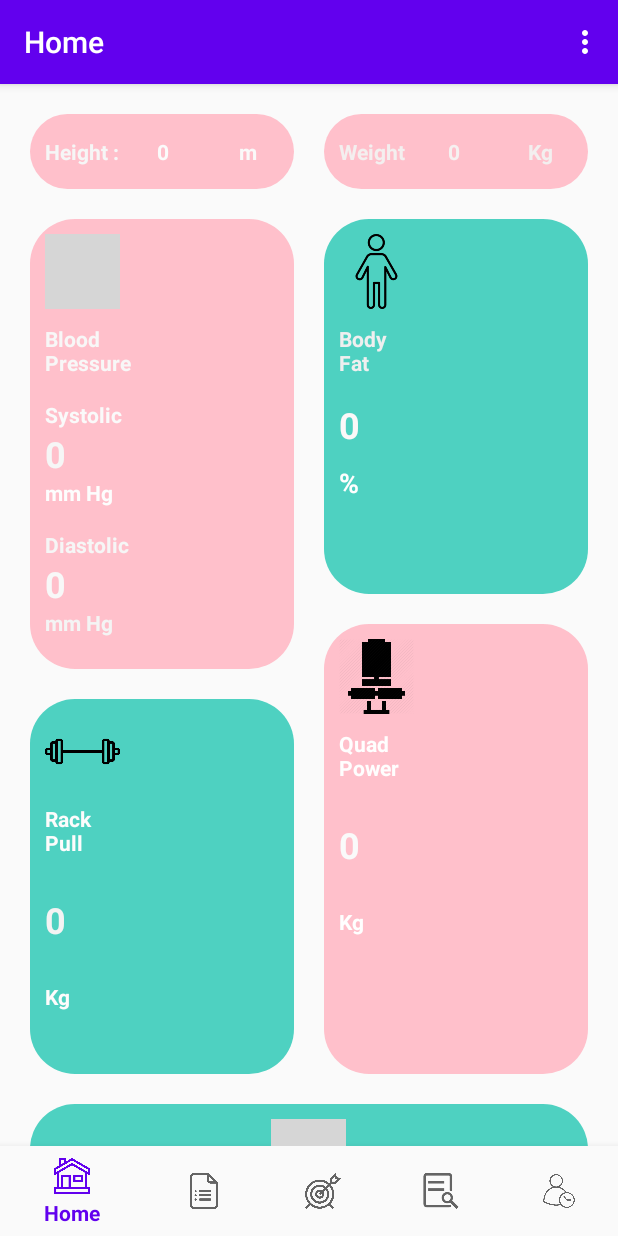
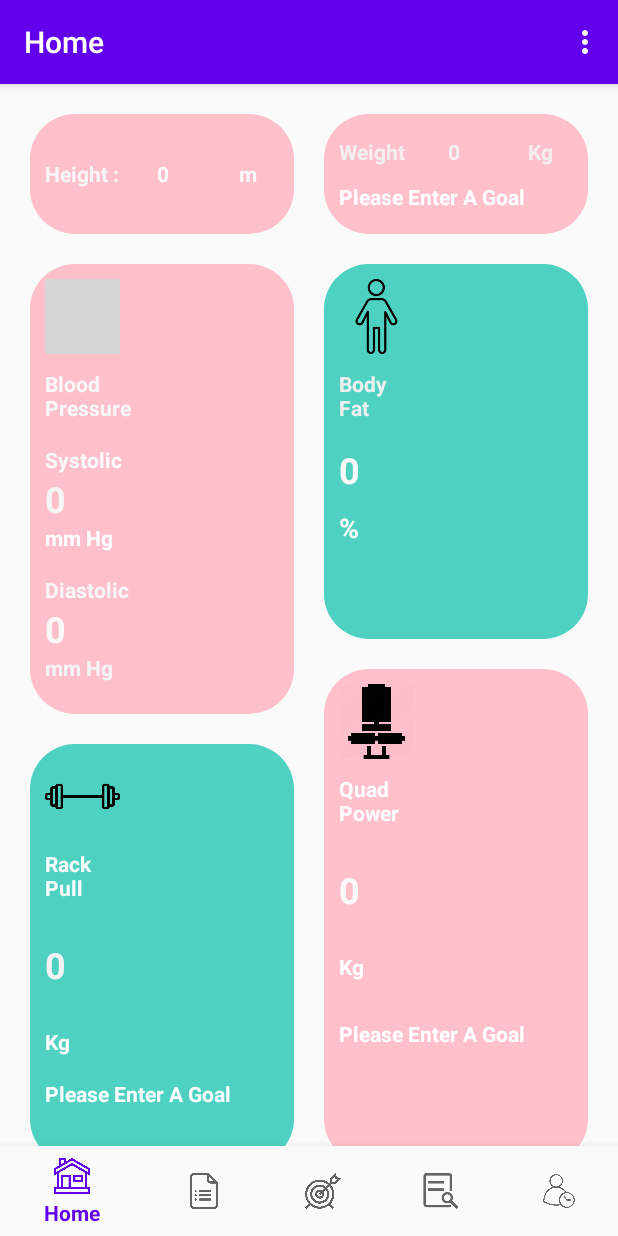
Before and after one commit to ErnestRepublicPoly/FYP, an Android app: the screen it shows after launch once a user with an empty profile is signed in (Main2Activity), on a phone screen of 412 x 824 dp. Run offline under Robolectric (Android 15) with nearby library versions, the phone set to English and light mode, and no system bars; our stand-ins replace Firebase (no records; nobody signed in at launch, a user with empty details on screens opened directly), navigation-ui; grey boxes are pictures that could not be loaded.

Commit message:
HomeFragment Goal Checking Done

```diff
--- a/app/src/main/res/layout/home_fragment.xml
+++ b/app/src/main/res/layout/home_fragment.xml
@@ -35,7 +35,7 @@
 
                 <LinearLayout
                     android:layout_width="match_parent"
-                    android:layout_height="50dp"
+                    android:layout_height="80dp"
                     android:layout_marginLeft="20dp"
                     android:layout_marginTop="20dp"
                     android:layout_marginRight="10dp"
@@ -47,7 +47,7 @@
                         android:layout_width="50dp"
                         android:layout_height="wrap_content"
                         android:layout_marginLeft="10dp"
-                        android:layout_marginTop="15dp"
+                        android:layout_marginTop="30dp"
                         android:layout_weight="1"
                         android:text="Height : "
                         android:textColor="#F6F6F6"
@@ -57,7 +57,7 @@
                         android:id="@+id/tvDashHeight"
                         android:layout_width="30dp"
                         android:layout_height="wrap_content"
-                        android:layout_marginTop="15dp"
+                        android:layout_marginTop="30dp"
                         android:layout_weight="1"
                         android:text="0"
                         android:textColor="#FBFBFB"
@@ -67,7 +67,7 @@
                         android:id="@+id/textView13"
                         android:layout_width="wrap_content"
                         android:layout_height="wrap_content"
-                        android:layout_marginTop="15dp"
+                        android:layout_marginTop="30dp"
                         android:layout_weight="1"
                         android:text="m"
                         android:textColor="#FAF9F9"
@@ -76,12 +76,19 @@
 
                 <LinearLayout
                     android:layout_width="match_parent"
-                    android:layout_height="50dp"
+                    android:layout_height="80dp"
                     android:layout_marginLeft="10dp"
                     android:layout_marginTop="20dp"
                     android:layout_marginRight="20dp"
                     android:layout_weight="1"
-                    android:background="@drawable/dashboard_pink">
+                    android:background="@drawable/dashboard_pink"
+                    android:orientation="vertical">
+
+                    <LinearLayout
+                        android:layout_width="match_parent"
+                        android:layout_height="match_parent"
+                        android:layout_weight="1"
+                        android:orientation="horizontal">
 
                         <TextView
                             android:id="@+id/textView8"
@@ -114,7 +121,21 @@
                             android:text="Kg"
                             android:textColor="#F3EFEF"
                             android:textStyle="bold" />
+
                     </LinearLayout>
+                    <TextView
+                        android:id="@+id/tvWeightGoalCheck"
+                        android:layout_width="match_parent"
+                        android:layout_height="wrap_content"
+                        android:layout_marginLeft="10dp"
+                        android:layout_marginTop="10dp"
+                        android:layout_marginBottom="15dp"
+                        android:textColor="#FFFFFF"
+                        android:textStyle="bold"
+                        android:text="Please Enter A Goal" />
+
+                </LinearLayout>
+
             </LinearLayout>
 
             <LinearLayout
@@ -218,7 +239,7 @@
 
                     <LinearLayout
                         android:layout_width="match_parent"
-                        android:layout_height="250dp"
+                        android:layout_height="280dp"
                         android:layout_marginLeft="20dp"
                         android:layout_marginTop="20dp"
                         android:layout_marginRight="10dp"
@@ -267,6 +288,17 @@
                             android:text="Kg"
                             android:textColor="#FDFCFC"
                             android:textStyle="bold" />
+
+                        <TextView
+                            android:id="@+id/tvRackGoalCheck"
+                            android:layout_width="match_parent"
+                            android:layout_height="wrap_content"
+                            android:layout_marginLeft="10dp"
+
+
+                            android:textColor="#FFFFFF"
+                            android:textStyle="bold"
+                            android:text="Please Enter A Goal" />
                     </LinearLayout>
                 </LinearLayout>
 
@@ -330,7 +362,7 @@
 
                     <LinearLayout
                         android:layout_width="match_parent"
-                        android:layout_height="300dp"
+                        android:layout_height="330dp"
                         android:layout_marginLeft="10dp"
                         android:layout_marginTop="20dp"
                         android:layout_marginRight="20dp"
@@ -379,6 +411,17 @@
                             android:text="Kg"
                             android:textColor="#FFFFFF"
                             android:textStyle="bold" />
+
+                        <TextView
+                            android:id="@+id/tvQuadGoalCheck"
+                            android:layout_width="match_parent"
+                            android:layout_height="wrap_content"
+                            android:layout_marginLeft="10dp"
+                            android:layout_marginTop="10dp"
+                            android:layout_marginBottom="15dp"
+                            android:textColor="#FFFFFF"
+                            android:textStyle="bold"
+                            android:text="Please Enter A Goal" />
 
 
                     </LinearLayout>
```
Also changed, not shown: app/src/main/java/sg/edu/rp/c346/round3/HomeFragment/HomeFragment.java (+28 -5 lines). Lines whose indentation alone changed are shown as unchanged.
